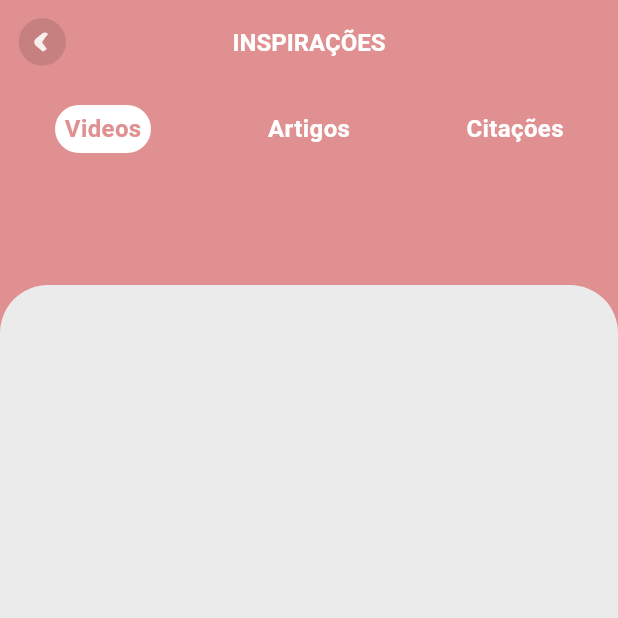
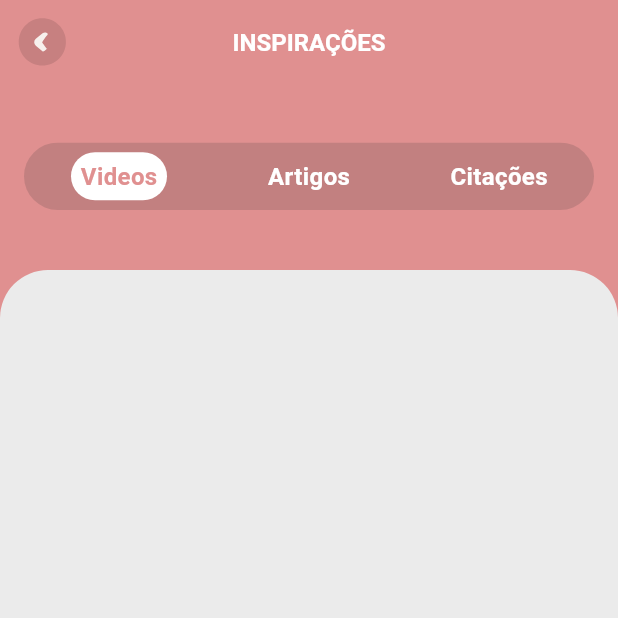
Before and after one commit to mmatheusfas/lojang-test, a Flutter app: the screen it shows after launch, on a phone screen of 412 x 824 dp, the top half of it. Run offline on Flutter 3.47's test engine with Material 3 defaults, Android fonts, the phone set to English and light mode, and no system bars; our stand-ins replace cached_network_image, connectivity_plus, dio, flutter_html, flutter_svg, get_it and 3 more; missing offline and left inert: chucker_flutter, dio_cache_interceptor, dio_cache_interceptor_hive_store; accounts and stored records are empty; network calls fail; Roboto replaces fonts that are missing (Asap).

Commit message:
update: Create Default Navigation Bar

```diff
--- /dev/null
+++ b/lib/features/home/components/default_navigation_bar.dart
@@ -0,0 +1,39 @@
+// ignore_for_file: public_member_api_docs, sort_constructors_first
+import 'package:flutter/material.dart';
+
+class DefaultNavigationBar extends StatelessWidget {
+  final Color backgroundColor;
+  final Color indicatorColor;
+  final int selectedIndex;
+  final void Function(int) onDestinationSelected;
+  final List<Widget> destinations;
+
+  const DefaultNavigationBar({
+    Key? key,
+    required this.backgroundColor,
+    required this.indicatorColor,
+    required this.selectedIndex,
+    required this.onDestinationSelected,
+    required this.destinations,
+  }) : super(key: key);
+
+  @override
+  Widget build(BuildContext context) {
+    return Padding(
+      padding: const EdgeInsets.all(16),
+      child: ClipRRect(
+        borderRadius: BorderRadius.circular(64),
+        child: NavigationBar(
+          height: 45,
+          elevation: 0,
+          backgroundColor: backgroundColor,
+          onDestinationSelected: onDestinationSelected,
+          selectedIndex: selectedIndex,
+          indicatorColor: indicatorColor,
+          labelBehavior: NavigationDestinationLabelBehavior.alwaysHide,
+          destinations: destinations,
+        ),
+      ),
+    );
+  }
+}
--- a/lib/features/home/home_view.dart
+++ b/lib/features/home/home_view.dart
@@ -1,4 +1,5 @@
 import 'package:flutter/material.dart';
+import 'package:lojang_test/features/home/components/default_navigation_bar.dart';
 import 'package:lojang_test/features/home/home_view_model.dart';
 import 'package:lojang_test/support/style/app_colors.dart';
 
@@ -42,13 +43,12 @@ class _HomeViewState extends State<HomeView> {
                 ),
                 centerTitle: true,
                 bottom: PreferredSize(
-                  preferredSize: const Size(double.infinity, 80),
-                  child: NavigationBar(
-                    elevation: 0,
-                    backgroundColor: AppColors.salmon,
+                  preferredSize: const Size(double.infinity, 100),
+                  child: DefaultNavigationBar(
+                    backgroundColor: AppColors.salmon05,
+                    indicatorColor: AppColors.white,
+                    selectedIndex: viewModel.currentIndex,
                     onDestinationSelected: viewModel.changeCurrentIndex,
-                    selectedIndex: viewModel.currentIndex,
-                    indicatorColor: AppColors.white,
                     destinations: const [
                       DefaultNavigationDestination(title: 'Videos'),
                       DefaultNavigationDestination(title: 'Artigos'),
@@ -59,7 +59,7 @@ class _HomeViewState extends State<HomeView> {
               ),
             ),
             Positioned.fill(
-              top: 190,
+              top: 180,
               child: IndexedStack(
                 index: viewModel.currentIndex,
                 children: const [
```
